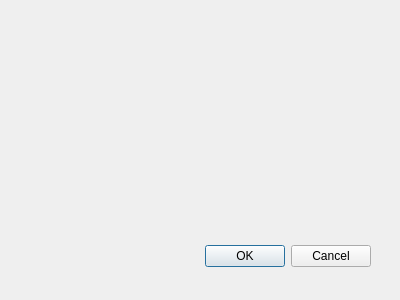
Qt form parserdialog.ui (skullanbones/ts-analyzer) before a commit.
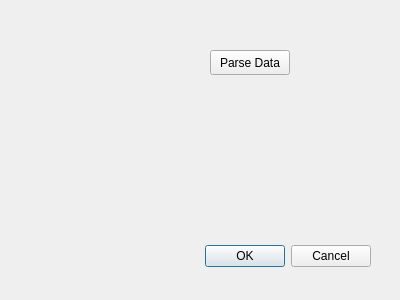
The same form after that commit.

Diff of the .ui file:
```diff
--- a/parserdialog.ui
+++ b/parserdialog.ui
@@ -31,6 +31,19 @@
     <set>QDialogButtonBox::Cancel|QDialogButtonBox::Ok</set>
    </property>
   </widget>
+  <widget class="QPushButton" name="parseButton">
+   <property name="geometry">
+    <rect>
+     <x>210</x>
+     <y>50</y>
+     <width>80</width>
+     <height>25</height>
+    </rect>
+   </property>
+   <property name="text">
+    <string>Parse Data</string>
+   </property>
+  </widget>
  </widget>
  <pixmapfunction></pixmapfunction>
  <resources/>
```
Left out of the diff: 29 changed lines with no effect on the pictures.
